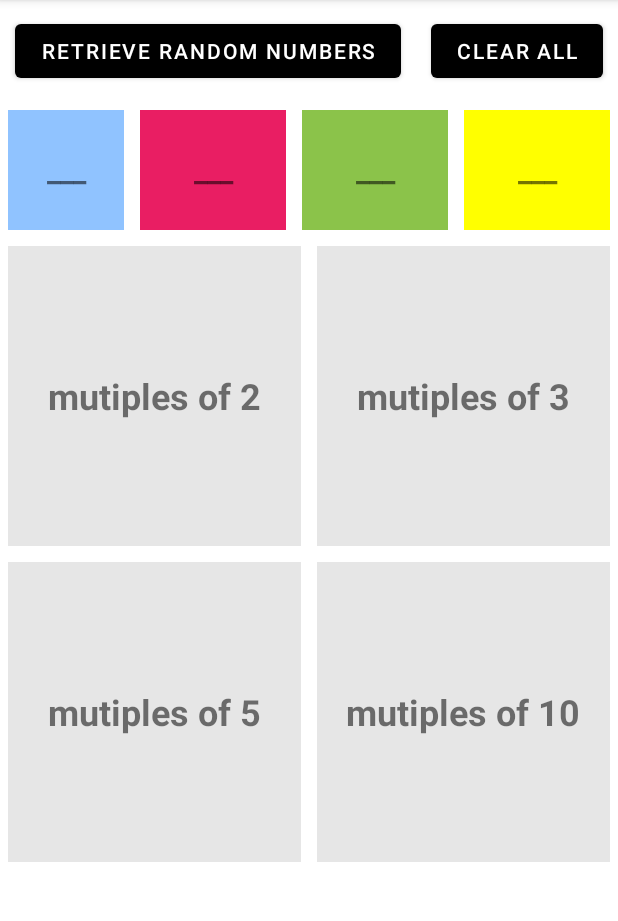
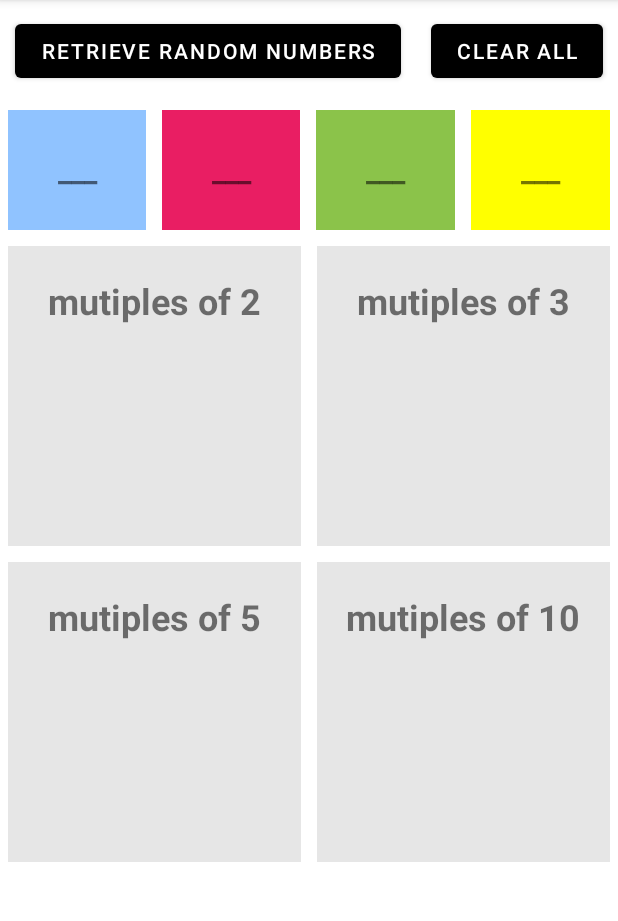
Before and after one commit to stoneYuan3/IAT359-A3, an Android app: the screen it shows after launch (MainActivity), after a tap on "CLEAR ALL", on a phone screen of 412 x 824 dp, the part 84-1005 px from its top. Run offline under Robolectric (Android 15) with nearby library versions, the phone set to English and light mode, and no system bars; 1 statement that could not run was skipped.

```diff
--- a/app/src/main/AndroidManifest.xml
+++ b/app/src/main/AndroidManifest.xml
@@ -2,8 +2,8 @@
 <manifest xmlns:android="http://schemas.android.com/apk/res/android"
     xmlns:tools="http://schemas.android.com/tools">
 
+    <uses-permission android:name="android.permission.INTERNET" />
     <uses-permission android:name="android.permission.ACCESS_NETWORK_STATE" />
-    <uses-permission android:name="android.permission.INTERNET" />
     <application
         android:allowBackup="true"
         android:dataExtractionRules="@xml/data_extraction_rules"
--- a/app/src/main/res/layout/activity_main.xml
+++ b/app/src/main/res/layout/activity_main.xml
@@ -45,10 +45,10 @@
                 android:layout_width="0dp"
                 android:layout_height="80dp"
                 android:layout_margin="5dp"
-                android:layout_weight="0.8"
+                android:layout_weight="1"
                 android:background="#ff90c3ff"
                 android:gravity="center"
-                android:text="num"
+                android:text="___"
                 android:textSize="20sp"
                 android:textStyle="bold" />
 
@@ -60,7 +60,7 @@
                 android:layout_weight="1"
                 android:background="#E91E63"
                 android:gravity="center"
-                android:text="num"
+                android:text="___"
                 android:textSize="20sp"
                 android:textStyle="bold" />
 
@@ -72,7 +72,7 @@
                 android:layout_weight="1"
                 android:background="#8BC34A"
                 android:gravity="center"
-                android:text="num"
+                android:text="___"
                 android:textSize="20sp"
                 android:textStyle="bold" />
 
@@ -84,7 +84,7 @@
                 android:layout_weight="1"
                 android:background="#FFFFFF00"
                 android:gravity="center"
-                android:text="num"
+                android:text="___"
                 android:textSize="20sp"
                 android:textStyle="bold" />
 
@@ -107,7 +107,8 @@
                     android:layout_margin="5dp"
                     android:layout_weight="1"
                     android:background="#E6E6E6"
-                    android:gravity="center"
+                    android:gravity="center|top"
+                    android:paddingTop="20dp"
                     android:text="mutiples of 2"
                     android:textSize="24sp"
                     android:textStyle="bold" />
@@ -119,7 +120,8 @@
                     android:layout_margin="5dp"
                     android:layout_weight="1"
                     android:background="#E6E6E6"
-                    android:gravity="center"
+                    android:gravity="center|top"
+                    android:paddingTop="20dp"
                     android:text="mutiples of 3"
                     android:textSize="24sp"
                     android:textStyle="bold" />
@@ -139,7 +141,8 @@
                     android:layout_margin="5dp"
                     android:layout_weight="1"
                     android:background="#E6E6E6"
-                    android:gravity="center"
+                    android:gravity="center|top"
+                    android:paddingTop="20dp"
                     android:text="mutiples of 5"
                     android:textSize="24sp"
                     android:textStyle="bold" />
@@ -151,7 +154,8 @@
                     android:layout_margin="5dp"
                     android:layout_weight="1"
                     android:background="#E6E6E6"
-                    android:gravity="center"
+                    android:gravity="center|top"
+                    android:paddingTop="20dp"
                     android:text="mutiples of 10"
                     android:textSize="24sp"
                     android:textStyle="bold" />
```
Also changed, not shown: app/src/main/java/com/example/iat359_a3/MainActivity.java (+106 -15 lines).
